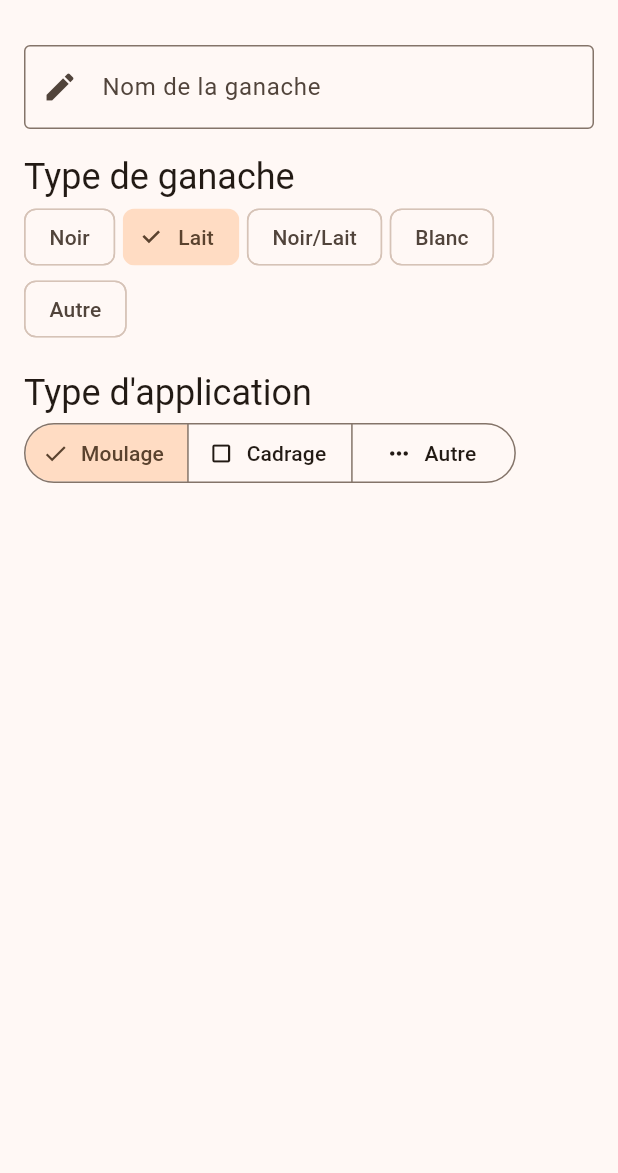
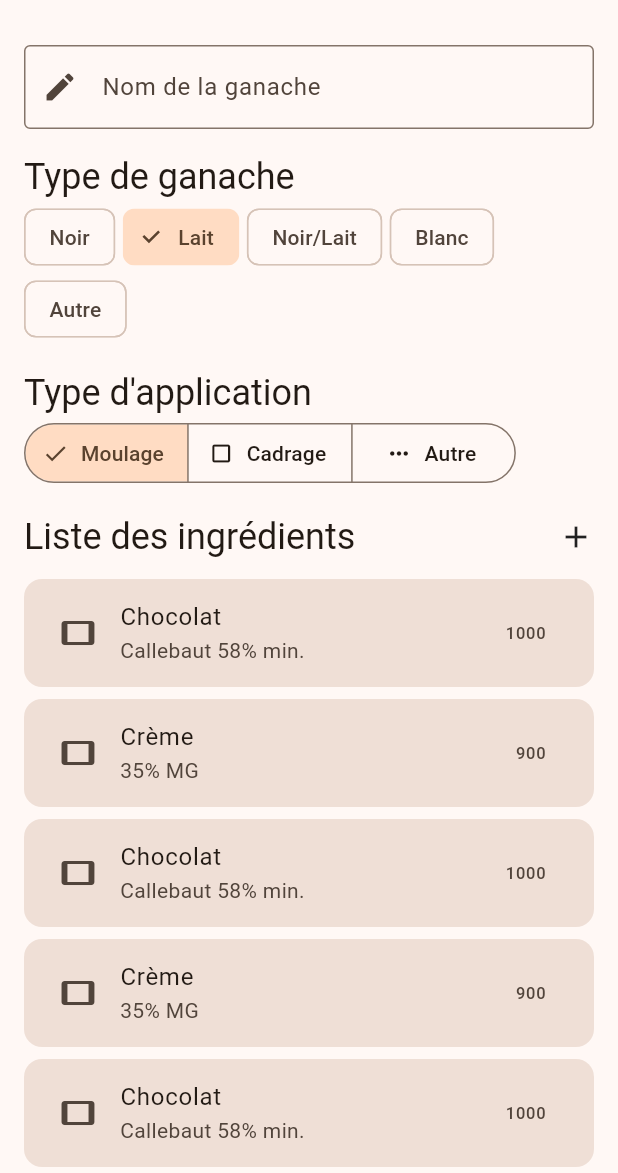
Before and after one commit to AlexandreLuedo/Ganache.lab, a Flutter app: the CreateGanache screen opened directly, on a phone screen of 412 x 824 dp, the part 63-1236 px from its top. Run offline on Flutter 3.47's test engine with Material 3 defaults, Android fonts, the phone set to English and light mode, and no system bars.

Commit message:
feat: Add GanacheIngredients widget
This commit introduces a new widget `GanacheIngredients` to display a list of ingredients for a ganache.

The widget:
- Displays a title "Liste des ingrédients" with an add icon.
- Dynamically generates a list of ingredients from a predefined `ingredients` list.
- Each ingredient is shown in a `ListTile` with an icon, title, subtitle, and value.
- The `ListTile`s are styled with a background color and rounded corners.

The `GanacheIngredients` widget is added to the `GanacheForm` within the `SingleChildScrollView`.
Minor formatting adjustments were also made.

```diff
--- a/lib/main.dart
+++ b/lib/main.dart
@@ -13,8 +13,7 @@ class GanacheApp extends StatelessWidget {
         // debugShowCheckedModeBanner: false,
         theme: ThemeData(colorSchemeSeed: const Color(0xFFEB8C36)),
         home: const Navigation());
-  }
-}
+  } }
 
 class Navigation extends StatefulWidget {
   const Navigation({super.key});
@@ -163,6 +162,8 @@ class CreateGanache extends StatelessWidget {
            SizedBox(height: 16),
            ApplicationTypeSelection(),
            SizedBox(height: 16),
+           GanacheIngredients(),
+           SizedBox(height: 16),
          ],
        )
       )
@@ -208,7 +209,7 @@ enum Application {Moulage, Cadrage, Autre}
               }).toList(),
             ),
           ]
-      );
+     );
 }
 }
   class GanacheNameInput extends StatelessWidget {
@@ -233,7 +234,6 @@ enum Application {Moulage, Cadrage, Autre}
   @override
   State<ApplicationTypeSelection> createState() => _ApplicationTypeSelectionState();
 }
-
 class _ApplicationTypeSelectionState extends State<ApplicationTypeSelection> {
   Application applicationView = Application.Moulage;
 
@@ -270,6 +270,73 @@ class _ApplicationTypeSelectionState extends State<ApplicationTypeSelection> {
       ]
       );
     }
+}
+class GanacheIngredients extends StatelessWidget {
+  const GanacheIngredients({super.key});
+
+  @override
+  Widget build(BuildContext context) {
+    // Exemple de données d’ingrédients
+    final ingredients = [
+      {'title': 'Chocolat', 'subtitle': 'Callebaut 58% min.', 'value': 1000},
+      {'title': 'Crème', 'subtitle': '35% MG', 'value': 900},
+      {'title': 'Chocolat', 'subtitle': 'Callebaut 58% min.', 'value': 1000},
+      {'title': 'Crème', 'subtitle': '35% MG', 'value': 900},
+      {'title': 'Chocolat', 'subtitle': 'Callebaut 58% min.', 'value': 1000},
+      {'title': 'Crème', 'subtitle': '35% MG', 'value': 900},
+      {'title': 'Chocolat', 'subtitle': 'Callebaut 58% min.', 'value': 1000},
+      {'title': 'Crème', 'subtitle': '35% MG', 'value': 900},
+      {'title': 'Chocolat', 'subtitle': 'Callebaut 58% min.', 'value': 1000},
+      {'title': 'Crème', 'subtitle': '35% MG', 'value': 900},
+      {'title': 'Chocolat', 'subtitle': 'Callebaut 58% min.', 'value': 1000},
+      {'title': 'Crème', 'subtitle': '35% MG', 'value': 900},
+      {'title': 'Chocolat', 'subtitle': 'Callebaut 58% min.', 'value': 1000},
+      {'title': 'Crème', 'subtitle': '35% MG', 'value': 900},
+      {'title': 'Chocolat', 'subtitle': 'Callebaut 58% min.', 'value': 1000},
+      {'title': 'Crème', 'subtitle': '35% MG', 'value': 900},
+      {'title': 'Chocolat', 'subtitle': 'Callebaut 58% min.', 'value': 1000},
+      {'title': 'Crème', 'subtitle': '35% MG', 'value': 900},
+      {'title': 'Chocolat', 'subtitle': 'Callebaut 58% min.', 'value': 1000},
+      {'title': 'Crème', 'subtitle': '35% MG', 'value': 900},
+      {'title': 'Chocolat', 'subtitle': 'Callebaut 58% min.', 'value': 1000},
+      {'title': 'Crème', 'subtitle': '35% MG', 'value': 900},
+      // Ajoute d’autres si besoin…
+    ];
+
+    return Column(
+      crossAxisAlignment: CrossAxisAlignment.start,
+      children: [
+        Row(
+          mainAxisAlignment: MainAxisAlignment.spaceBetween,
+          children: [
+            Text(
+              "Liste des ingrédients",
+              style: Theme.of(context).textTheme.headlineSmall,
+            ),
+            Icon(Icons.add),
+          ],
+        ),
+        const SizedBox(height: 8),
+        // Génération dynamique de containers + ListTile
+        ...ingredients.map((ingredient) {
+          return Container(
+            margin: const EdgeInsets.symmetric(vertical: 4),
+            padding: const EdgeInsets.symmetric(horizontal: 8),
+            decoration: BoxDecoration(
+              color: Theme.of(context).colorScheme.surfaceContainerHighest,
+              borderRadius: BorderRadius.circular(12),
+            ),
+            child: ListTile(
+              leading: const Icon(Icons.tablet),
+              title: Text("${ingredient['title']}"),
+              subtitle: Text("${ingredient['subtitle']}"),
+              trailing: Text("${ingredient['value']}"),
+            ),
+          );
+        }).toList(),
+      ],
+    );
+  }
 }
   class OnWelcomeScreen extends StatelessWidget {
   const OnWelcomeScreen({super.key});
```
